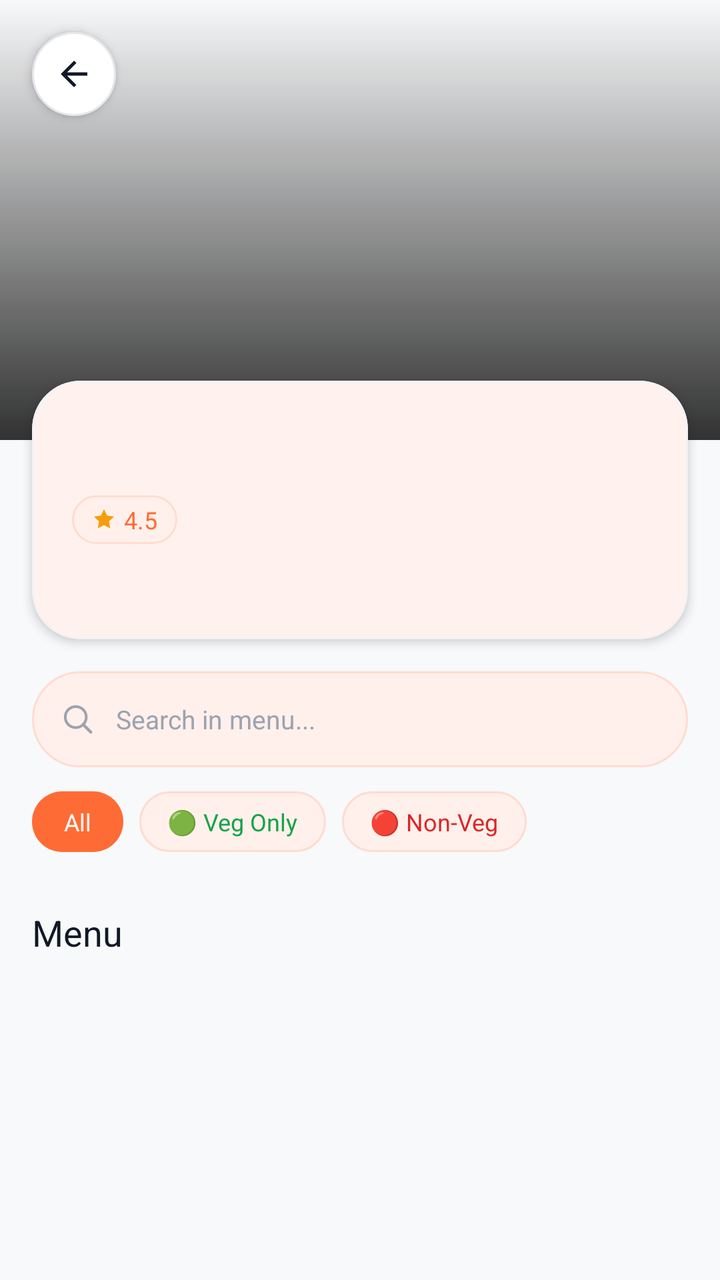
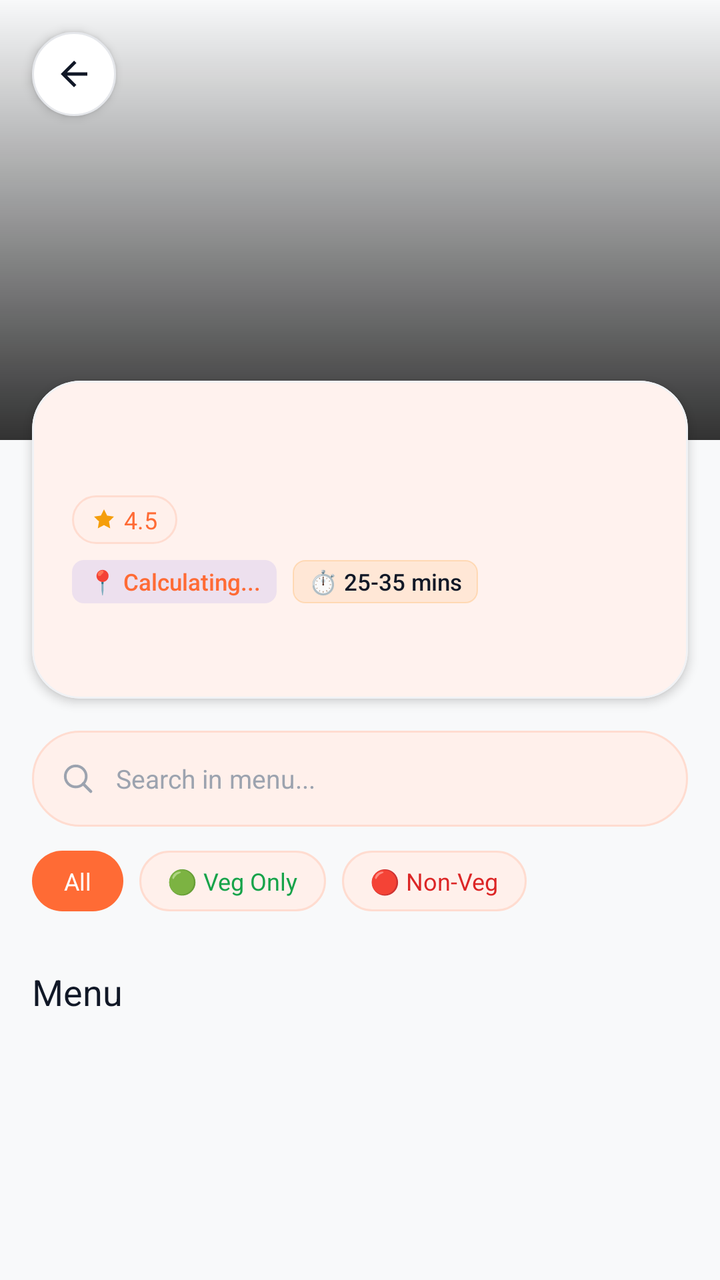

Before-and-after screenshots of an Android layout around one commit, followed by the original layout XML and the change that was made.
<!-- AndroidManifest.xml: application theme Theme.AKRHunger -->
<!-- res/layout/activity_restaurant_detail.xml -->
<?xml version="1.0" encoding="utf-8"?>
<androidx.coordinatorlayout.widget.CoordinatorLayout xmlns:android="http://schemas.android.com/apk/res/android"
    xmlns:app="http://schemas.android.com/apk/res-auto"
    android:layout_width="match_parent"
    android:layout_height="match_parent"
    android:background="@color/background">

    <androidx.core.widget.NestedScrollView
        android:id="@+id/scroll_view_restaurant"
        android:layout_width="match_parent"
        android:layout_height="match_parent"
        android:clipToPadding="false"
        android:paddingBottom="96dp">

        <LinearLayout
            android:layout_width="match_parent"
            android:layout_height="wrap_content"
            android:orientation="vertical">

            
            <FrameLayout
                android:layout_width="match_parent"
                android:layout_height="220dp">

                <ImageView
                    android:id="@+id/iv_restaurant_image"
                    android:layout_width="match_parent"
                    android:layout_height="match_parent"
                    android:scaleType="centerCrop" />

                <View
                    android:layout_width="match_parent"
                    android:layout_height="match_parent"
                    android:background="@drawable/gradient_bottom_overlay" />

                
                <FrameLayout
                    android:id="@+id/btn_back"
                    android:layout_width="42dp"
                    android:layout_height="42dp"
                    android:layout_margin="16dp"
                    android:background="@drawable/bg_pill_white"
                    android:clickable="true"
                    android:elevation="3dp"
                    android:focusable="true"
                    android:foreground="?attr/selectableItemBackgroundBorderless">

                    <ImageView
                        android:layout_width="20dp"
                        android:layout_height="20dp"
                        android:layout_gravity="center"
                        android:src="@drawable/ic_back"
                        app:tint="@color/text_primary" />
                </FrameLayout>
            </FrameLayout>

            
            <com.google.android.material.card.MaterialCardView
                android:layout_width="match_parent"
                android:layout_height="wrap_content"
                android:layout_marginHorizontal="16dp"
                android:layout_marginTop="-30dp"
                app:cardBackgroundColor="@color/surface"
                app:cardCornerRadius="24dp"
                app:cardElevation="3dp"
                app:strokeColor="@color/card_border"
                app:strokeWidth="1dp">

                <LinearLayout
                    android:layout_width="match_parent"
                    android:layout_height="wrap_content"
                    android:orientation="vertical"
                    android:padding="20dp">

                    <TextView
                        android:id="@+id/tv_restaurant_name"
                        android:layout_width="match_parent"
                        android:layout_height="wrap_content"
                        android:fontFamily="sans-serif-bold"
                        android:textColor="@color/text_primary"
                        android:textSize="22sp" />

                    
                    <LinearLayout
                        android:layout_width="wrap_content"
                        android:layout_height="wrap_content"
                        android:layout_marginTop="8dp"
                        android:gravity="center_vertical"
                        android:orientation="horizontal">

                        <LinearLayout
                            android:layout_width="wrap_content"
                            android:layout_height="wrap_content"
                            android:background="@drawable/bg_pill_soft"
                            android:gravity="center_vertical"
                            android:paddingHorizontal="10dp"
                            android:paddingVertical="4dp">

                            <ImageView
                                android:layout_width="12dp"
                                android:layout_height="12dp"
                                android:src="@drawable/ic_star"
                                app:tint="@color/rating_star" />

                            <TextView
                                android:id="@+id/tv_restaurant_rating"
                                android:layout_width="wrap_content"
                                android:layout_height="wrap_content"
                                android:layout_marginStart="4dp"
                                android:fontFamily="sans-serif-bold"
                                android:text="4.5"
                                android:textColor="@color/primary"
                                android:textSize="12sp" />
                        </LinearLayout>

                        <TextView
                            android:id="@+id/tv_restaurant_cuisine"
                            android:layout_width="wrap_content"
                            android:layout_height="wrap_content"
                            android:layout_marginStart="10dp"
                            android:fontFamily="sans-serif"
                            android:textColor="@color/text_secondary"
                            android:textSize="13sp" />
                    </LinearLayout>

                    <TextView
                        android:id="@+id/tv_restaurant_desc"
                        android:layout_width="match_parent"
                        android:layout_height="wrap_content"
                        android:layout_marginTop="10dp"
                        android:fontFamily="sans-serif"
                        android:lineSpacingExtra="2dp"
                        android:textColor="@color/text_hint"
                        android:textSize="13sp" />
                </LinearLayout>
            </com.google.android.material.card.MaterialCardView>

            
            <LinearLayout
                android:layout_width="match_parent"
                android:layout_height="48dp"
                android:layout_marginHorizontal="16dp"
                android:layout_marginTop="16dp"
                android:background="@drawable/bg_pill_soft"
                android:gravity="center_vertical"
                android:orientation="horizontal"
                android:paddingHorizontal="14dp">

                <ImageView
                    android:layout_width="18dp"
                    android:layout_height="18dp"
                    android:src="@drawable/ic_search"
                    app:tint="@color/text_hint" />

                <EditText
                    android:id="@+id/et_restaurant_search"
                    android:layout_width="0dp"
                    android:layout_height="match_parent"
                    android:layout_marginStart="10dp"
                    android:layout_weight="1"
                    android:background="@null"
                    android:fontFamily="sans-serif"
                    android:hint="Search in menu..."
                    android:imeOptions="actionDone"
                    android:inputType="text"
                    android:textColor="@color/text_primary"
                    android:textColorHint="@color/text_hint"
                    android:textSize="13sp" />

                <ImageView
                    android:id="@+id/btn_clear_search"
                    android:layout_width="20dp"
                    android:layout_height="20dp"
                    android:background="?attr/selectableItemBackgroundBorderless"
                    android:clickable="true"
                    android:focusable="true"
                    android:src="@drawable/ic_close"
                    android:visibility="gone"
                    app:tint="@color/text_hint" />
            </LinearLayout>

            
            <LinearLayout
                android:layout_width="match_parent"
                android:layout_height="wrap_content"
                android:layout_marginHorizontal="16dp"
                android:layout_marginTop="12dp"
                android:gravity="center_vertical"
                android:orientation="horizontal">

                <TextView
                    android:id="@+id/btn_filter_all"
                    android:layout_width="wrap_content"
                    android:layout_height="wrap_content"
                    android:background="@drawable/bg_pill_primary"
                    android:clickable="true"
                    android:focusable="true"
                    android:fontFamily="sans-serif-bold"
                    android:paddingHorizontal="16dp"
                    android:paddingVertical="7dp"
                    android:text="All"
                    android:textColor="@color/on_primary"
                    android:textSize="12sp" />

                <TextView
                    android:id="@+id/btn_filter_veg"
                    android:layout_width="wrap_content"
                    android:layout_height="wrap_content"
                    android:layout_marginStart="8dp"
                    android:background="@drawable/bg_pill_soft"
                    android:clickable="true"
                    android:focusable="true"
                    android:fontFamily="sans-serif-bold"
                    android:paddingHorizontal="14dp"
                    android:paddingVertical="7dp"
                    android:text="🟢 Veg Only"
                    android:textColor="@color/veg_green"
                    android:textSize="12sp" />

                <TextView
                    android:id="@+id/btn_filter_nonveg"
                    android:layout_width="wrap_content"
                    android:layout_height="wrap_content"
                    android:layout_marginStart="8dp"
                    android:background="@drawable/bg_pill_soft"
                    android:clickable="true"
                    android:focusable="true"
                    android:fontFamily="sans-serif-bold"
                    android:paddingHorizontal="14dp"
                    android:paddingVertical="7dp"
                    android:text="🔴 Non-Veg"
                    android:textColor="@color/non_veg_red"
                    android:textSize="12sp" />
            </LinearLayout>

            
            <androidx.recyclerview.widget.RecyclerView
                android:id="@+id/rv_restaurant_categories"
                android:layout_width="match_parent"
                android:layout_height="wrap_content"
                android:layout_marginTop="12dp"
                android:clipToPadding="false"
                android:orientation="horizontal"
                android:paddingHorizontal="12dp" />

            
            <LinearLayout
                android:layout_width="match_parent"
                android:layout_height="wrap_content"
                android:layout_marginHorizontal="16dp"
                android:layout_marginTop="16dp"
                android:gravity="center_vertical"
                android:orientation="horizontal">

                <TextView
                    android:id="@+id/tv_menu_section_title"
                    android:layout_width="0dp"
                    android:layout_height="wrap_content"
                    android:layout_weight="1"
                    android:fontFamily="sans-serif-bold"
                    android:text="@string/menu"
                    android:textColor="@color/text_primary"
                    android:textSize="18sp" />

                <TextView
                    android:id="@+id/tv_menu_count"
                    android:layout_width="wrap_content"
                    android:layout_height="wrap_content"
                    android:fontFamily="sans-serif"
                    android:textColor="@color/text_hint"
                    android:textSize="13sp" />
            </LinearLayout>

            
            <ProgressBar
                android:id="@+id/pb_menu_loading"
                android:layout_width="36dp"
                android:layout_height="36dp"
                android:layout_gravity="center_horizontal"
                android:layout_marginTop="32dp"
                android:indeterminateTint="@color/primary"
                android:visibility="gone" />

            
            <androidx.recyclerview.widget.RecyclerView
                android:id="@+id/rv_menu"
                android:layout_width="match_parent"
                android:layout_height="wrap_content"
                android:layout_marginTop="8dp"
                android:clipToPadding="false"
                android:layoutAnimation="@anim/layout_fall_down"
                android:nestedScrollingEnabled="false"
                android:paddingHorizontal="11dp" />

            
            <LinearLayout
                android:id="@+id/layout_empty_menu"
                android:layout_width="match_parent"
                android:layout_height="wrap_content"
                android:gravity="center"
                android:orientation="vertical"
                android:padding="48dp"
                android:visibility="gone">

                <FrameLayout
                    android:layout_width="80dp"
                    android:layout_height="80dp"
                    android:background="@drawable/bg_icon_circle_soft">

                    <TextView
                        android:layout_width="wrap_content"
                        android:layout_height="wrap_content"
                        android:layout_gravity="center"
                        android:text="🍽️"
                        android:textSize="36sp" />
                </FrameLayout>

                <TextView
                    android:layout_width="wrap_content"
                    android:layout_height="wrap_content"
                    android:layout_marginTop="16dp"
                    android:fontFamily="sans-serif-bold"
                    android:text="No menu items found"
                    android:textColor="@color/text_primary"
                    android:textSize="17sp" />

                <TextView
                    android:layout_width="wrap_content"
                    android:layout_height="wrap_content"
                    android:layout_marginTop="4dp"
                    android:fontFamily="sans-serif"
                    android:text="Try clearing the search or category filter"
                    android:textColor="@color/text_secondary"
                    android:textSize="13sp" />
            </LinearLayout>
        </LinearLayout>
    </androidx.core.widget.NestedScrollView>

    
    <com.google.android.material.card.MaterialCardView
        android:id="@+id/bar_view_cart"
        android:layout_width="match_parent"
        android:layout_height="56dp"
        android:layout_gravity="bottom"
        android:layout_marginHorizontal="16dp"
        android:layout_marginBottom="16dp"
        android:clickable="true"
        android:elevation="8dp"
        android:focusable="true"
        android:foreground="?attr/selectableItemBackground"
        android:visibility="gone"
        app:cardBackgroundColor="@color/primary"
        app:cardCornerRadius="28dp">

        <LinearLayout
            android:layout_width="match_parent"
            android:layout_height="match_parent"
            android:gravity="center_vertical"
            android:orientation="horizontal"
            android:paddingHorizontal="20dp">

            <LinearLayout
                android:layout_width="0dp"
                android:layout_height="wrap_content"
                android:layout_weight="1"
                android:orientation="vertical">

                <TextView
                    android:id="@+id/tv_cart_bar_count"
                    android:layout_width="wrap_content"
                    android:layout_height="wrap_content"
                    android:fontFamily="sans-serif-medium"
                    android:text="1 item"
                    android:textColor="@color/on_primary"
                    android:textSize="12sp" />

                <TextView
                    android:id="@+id/tv_cart_bar_total"
                    android:layout_width="wrap_content"
                    android:layout_height="wrap_content"
                    android:fontFamily="sans-serif-black"
                    android:text="₹0"
                    android:textColor="@color/on_primary"
                    android:textSize="16sp" />
            </LinearLayout>

            <TextView
                android:layout_width="wrap_content"
                android:layout_height="wrap_content"
                android:fontFamily="sans-serif-bold"
                android:text="View Cart ➔"
                android:textColor="@color/on_primary"
                android:textSize="14sp" />
        </LinearLayout>
    </com.google.android.material.card.MaterialCardView>

</androidx.coordinatorlayout.widget.CoordinatorLayout>
<!-- resources referenced by this layout -->
<resources>
  <color name="background">#F8F9FA</color>
  <color name="card_border">#F0F2F5</color>
  <color name="non_veg_red">#DC2626</color>
  <color name="on_primary">#FFFFFF</color>
  <color name="primary">#FF6B35</color>
  <color name="rating_star">#F59E0B</color>
  <color name="surface">#FFFFFF</color>
  <color name="text_hint">#9CA3AF</color>
  <color name="text_primary">#111827</color>
  <color name="text_secondary">#4B5563</color>
  <color name="veg_green">#16A34A</color>
  <!-- drawable bg_icon_circle_soft (drawable) -->
  <?xml version="1.0" encoding="utf-8"?>
  <shape xmlns:android="http://schemas.android.com/apk/res/android"
      android:shape="oval">
      <solid android:color="@color/primary_tint" />
      <stroke android:width="1dp" android:color="@color/primary_tint_border" />
  </shape>
  <!-- drawable gradient_bottom_overlay (drawable) -->
  <?xml version="1.0" encoding="utf-8"?>
  <shape xmlns:android="http://schemas.android.com/apk/res/android"
      android:shape="rectangle">
      <gradient
          android:startColor="#CC000000"
          android:endColor="#00000000"
          android:angle="90" />
  </shape>
  <string name="menu">Menu</string>
  <color name="primary_tint">#FFF0EB</color>
  <color name="primary_tint_border">#FFDCD0</color>
  <color name="primary_15">#26FF6B35</color>
  <color name="primary_10">#1AFF6B35</color>
  <color name="card_border_subtle">#E5E7EB</color>
  <color name="primary_dark">#E55A25</color>
  <color name="secondary">#F59E0B</color>
  <color name="on_secondary">#111827</color>
  <color name="on_surface">#111827</color>
  <style name="ThemeOverlay.AKR.BottomSheetDialog" parent="ThemeOverlay.Material3.BottomSheetDialog">
          <item name="bottomSheetStyle">@style/Widget.AKR.BottomSheet</item>
      </style>
  <style name="ShapeAppearance.AKR.Dialog" parent="">
          <item name="cornerFamily">rounded</item>
          <item name="cornerSize">24dp</item>
      </style>
  <style name="TextAppearance.AKR.Dialog.Title" parent="MaterialAlertDialog.Material3.Title.Text">
          <item name="android:textColor">@color/text_primary</item>
          <item name="android:textSize">19sp</item>
          <item name="android:fontFamily">sans-serif-black</item>
      </style>
  <style name="Widget.AKR.BottomSheet" parent="Widget.Material3.BottomSheet">
          <item name="shapeAppearanceOverlay">@style/ShapeAppearance.AKR.BottomSheet</item>
          <item name="backgroundTint">@color/surface</item>
      </style>
  <color name="info">#3B82F6</color>
  <style name="ShapeAppearance.AKR.BottomSheet" parent="">
          <item name="cornerFamily">rounded</item>
          <item name="cornerSizeTopLeft">28dp</item>
          <item name="cornerSizeTopRight">28dp</item>
      </style>
  <!-- unchanged entries left out for length: 13 -->
</resources>

<!-- the commit's change to res/layout/activity_restaurant_detail.xml (unified diff, before → after) -->
@@ -122,6 +122,56 @@
                             android:textColor="@color/text_secondary"
                             android:textSize="13sp" />
                     </LinearLayout>
+
+                    
+                    <LinearLayout
+                        android:id="@+id/layout_delivery_metrics"
+                        android:layout_width="match_parent"
+                        android:layout_height="wrap_content"
+                        android:layout_marginTop="8dp"
+                        android:gravity="center_vertical"
+                        android:orientation="horizontal">
+
+                        <TextView
+                            android:id="@+id/tv_delivery_distance"
+                            android:layout_width="wrap_content"
+                            android:layout_height="wrap_content"
+                            android:background="@drawable/bg_fee_chip"
+                            android:fontFamily="sans-serif-medium"
+                            android:paddingHorizontal="8dp"
+                            android:paddingVertical="3dp"
+                            android:text="📍 Calculating..."
+                            android:textColor="@color/primary"
+                            android:textSize="11.5sp" />
+
+                        <TextView
+                            android:id="@+id/tv_delivery_eta"
+                            android:layout_width="wrap_content"
+                            android:layout_height="wrap_content"
+                            android:layout_marginStart="8dp"
+                            android:background="@drawable/bg_rating_chip"
+                            android:fontFamily="sans-serif-medium"
+                            android:paddingHorizontal="8dp"
+                            android:paddingVertical="3dp"
+                            android:text="⏱️ 25-35 mins"
+                            android:textColor="@color/text_primary"
+                            android:textSize="11.5sp" />
+                    </LinearLayout>
+
+                    
+                    <TextView
+                        android:id="@+id/tv_delivery_notice"
+                        android:layout_width="match_parent"
+                        android:layout_height="wrap_content"
+                        android:layout_marginTop="8dp"
+                        android:background="@drawable/bg_error_subtle"
+                        android:fontFamily="sans-serif-medium"
+                        android:paddingHorizontal="10dp"
+                        android:paddingVertical="6dp"
+                        android:text="⚠️ Out of delivery area"
+                        android:textColor="@color/error"
+                        android:textSize="12sp"
+                        android:visibility="gone" />
 
                     <TextView
                         android:id="@+id/tv_restaurant_desc"
<!-- resource entries referenced after the edit -->
@@ -2,6 +2,7 @@
 <resources>
   <color name="background">#F8F9FA</color>
   <color name="card_border">#F0F2F5</color>
+  <color name="error">#EF4444</color>
   <color name="non_veg_red">#DC2626</color>
   <color name="on_primary">#FFFFFF</color>
   <color name="primary">#FF6B35</color>
@@ -11,12 +12,35 @@
   <color name="text_primary">#111827</color>
   <color name="text_secondary">#4B5563</color>
   <color name="veg_green">#16A34A</color>
+  <!-- drawable bg_error_subtle (drawable) -->
+  <?xml version="1.0" encoding="utf-8"?>
+  <shape xmlns:android="http://schemas.android.com/apk/res/android"
+      android:shape="rectangle">
+      <solid android:color="#FFF5F5" />
+      <corners android:radius="14dp" />
+      <stroke android:width="1dp" android:color="#FFCDD2" />
+  </shape>
+  <!-- drawable bg_fee_chip (drawable) -->
+  <?xml version="1.0" encoding="utf-8"?>
+  <shape xmlns:android="http://schemas.android.com/apk/res/android"
+      android:shape="rectangle">
+      <solid android:color="#1A4F46E5" />
+      <corners android:radius="6dp" />
+  </shape>
   <!-- drawable bg_icon_circle_soft (drawable) -->
   <?xml version="1.0" encoding="utf-8"?>
   <shape xmlns:android="http://schemas.android.com/apk/res/android"
       android:shape="oval">
       <solid android:color="@color/primary_tint" />
       <stroke android:width="1dp" android:color="@color/primary_tint_border" />
+  </shape>
+  <!-- drawable bg_rating_chip (drawable) -->
+  <?xml version="1.0" encoding="utf-8"?>
+  <shape xmlns:android="http://schemas.android.com/apk/res/android"
+      android:shape="rectangle">
+      <solid android:color="#1AFF8C00" />
+      <corners android:radius="6dp" />
+      <stroke android:width="0.5dp" android:color="#33FF8C00" />
   </shape>
   <!-- drawable gradient_bottom_overlay (drawable) -->
   <?xml version="1.0" encoding="utf-8"?>
